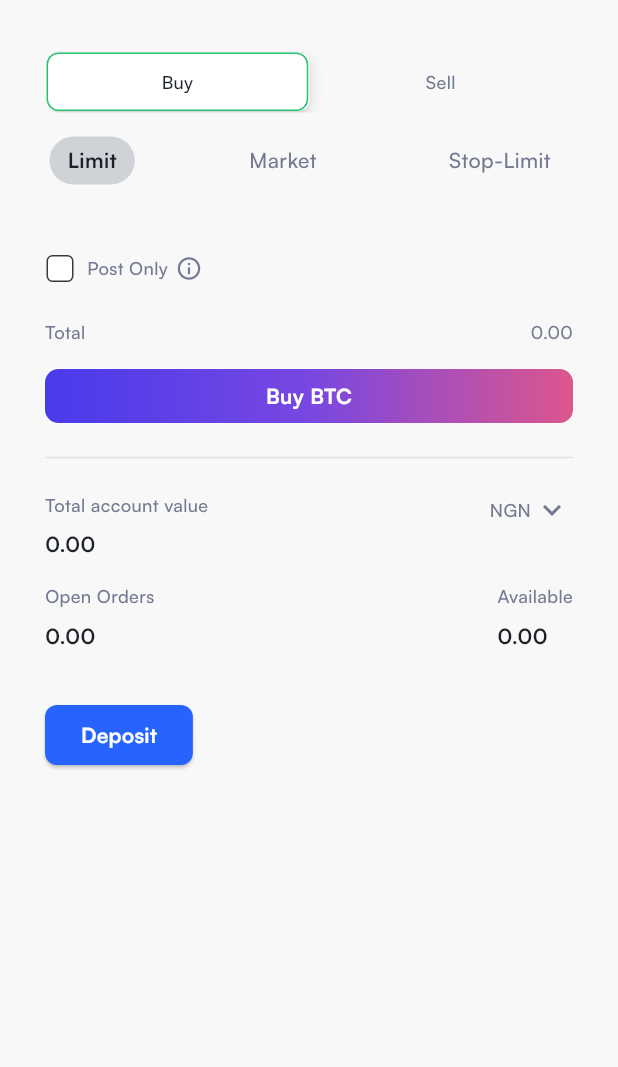
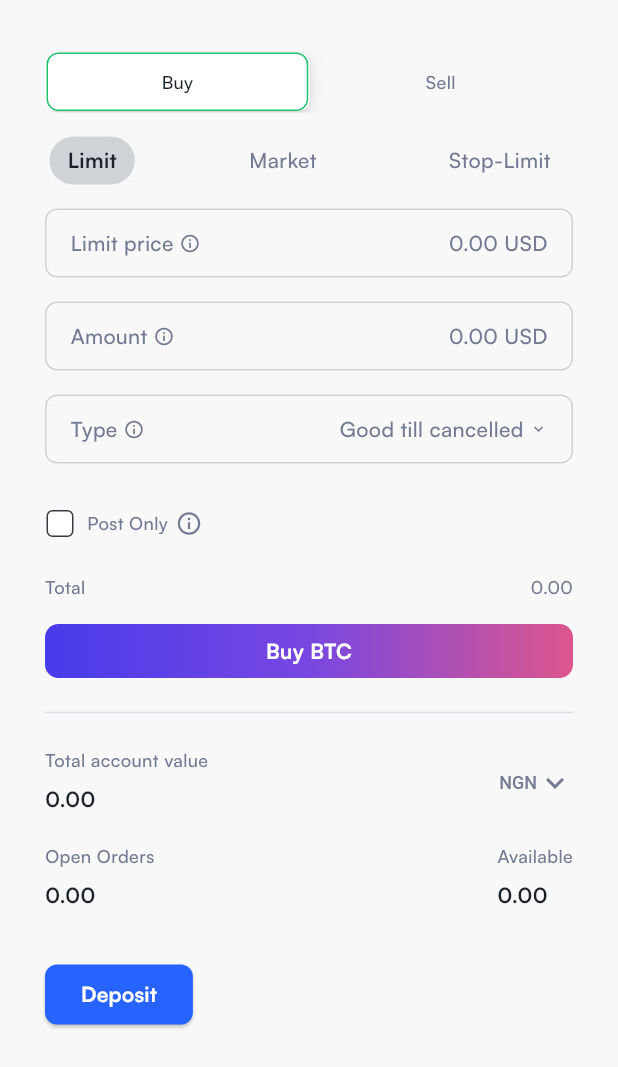
Before and after one commit to JustineUgo/roq_phus, a Flutter app: the OrderBottomSheet widget shown alone on an empty page, opened directly, on a phone screen of 412 x 824 dp. Shown: the top 1067 px of the screen. Run offline on Flutter 3.47's test engine with Material 3 defaults, Android fonts, the phone set to English and light mode, and no system bars; our stand-ins replace flutter_svg.

Commit message:
ui: complete order bottomsheet

```diff
--- a/lib/src/widgets/order_bottomsheet.dart
+++ b/lib/src/widgets/order_bottomsheet.dart
@@ -1,6 +1,7 @@
 import 'package:flutter/cupertino.dart';
 import 'package:flutter/material.dart';
 import 'package:sisyphus/theme/theme.dart';
+import 'package:sisyphus/util/extensions.dart';
 
 class OrderBottomSheet extends StatefulWidget {
   const OrderBottomSheet({super.key});
@@ -12,6 +13,7 @@ class OrderBottomSheet extends StatefulWidget {
 class _OrderBottomSheetState extends State<OrderBottomSheet> {
   int selectedValue = 0;
   String activeOption = 'Limit';
+  String currency = 'NGN';
 
   @override
   Widget build(BuildContext context) {
@@ -122,7 +124,9 @@ class _OrderBottomSheetState extends State<OrderBottomSheet> {
               }).toList(),
             ),
             const SizedBox(height: 16),
-            const SizedBox(height: 16),
+            const OrderField(title: 'Limit price'),
+            const OrderField(title: 'Amount'),
+            const OrderField(title: 'Type', trailing: 'Good till cancelled'),
             Row(
               children: [
                 SizedBox(
@@ -172,7 +176,9 @@ class _OrderBottomSheetState extends State<OrderBottomSheet> {
               ],
             ),
             const SizedBox(height: 16),
-            Container(
+            InkWell(
+              onTap: () => Navigator.of(context).pop(),
+              child: Container(
                 width: double.infinity,
                 padding: const EdgeInsets.symmetric(vertical: 8.0),
                 decoration: BoxDecoration(
@@ -191,6 +197,7 @@ class _OrderBottomSheetState extends State<OrderBottomSheet> {
                           color: AppTheme.getTheme.white,
                           fontSize: 14,
                           fontWeight: FontWeight.w700)),
+                ),
               ),
             ),
             const SizedBox(height: 15),
@@ -223,18 +230,28 @@ class _OrderBottomSheetState extends State<OrderBottomSheet> {
                 Column(crossAxisAlignment: CrossAxisAlignment.start, children: [
                   Row(
                     children: [
-                      Text(
-                        'NGN',
+                      DropdownButton<String>(
+                        value: currency,
                         style: TextStyle(
                             fontSize: 12,
                             fontWeight: FontWeight.w500,
                             color: AppTheme.getTheme.iconColor),
-                      ),
-                      Padding(
-                        padding: const EdgeInsets.symmetric(horizontal: 2),
-                        child: Icon(Icons.expand_more,
+                        underline: const SizedBox.shrink(),
+                        icon: Icon(Icons.expand_more,
                             color: AppTheme.getTheme.iconColor),
-                      ),
+                        items:
+                            <String>['NGN', 'GHC', 'USD'].map((String value) {
+                          return DropdownMenuItem<String>(
+                            value: value,
+                            child: Text(value),
+                          );
+                        }).toList(),
+                        onChanged: (value) {
+                          setState(() {
+                            currency = value ?? 'NGN';
+                          });
+                        },
+                      )
                     ],
                   ),
                 ])
@@ -289,7 +306,7 @@ class _OrderBottomSheetState extends State<OrderBottomSheet> {
             ),
             const SizedBox(height: 32),
             ElevatedButton(
-              onPressed: () {},
+              onPressed: () => Navigator.of(context).pop(),
               style: ButtonStyle(
                   shape: WidgetStatePropertyAll(RoundedRectangleBorder(
                       borderRadius: BorderRadius.circular(8))),
@@ -308,3 +325,69 @@ class _OrderBottomSheetState extends State<OrderBottomSheet> {
     );
   }
 }
+
+class OrderField extends StatelessWidget {
+  const OrderField({
+    super.key,
+    required this.title,
+    this.trailing,
+  });
+  final String title;
+  final String? trailing;
+  @override
+  Widget build(BuildContext context) {
+    return Container(
+      margin: const EdgeInsets.only(bottom: 16),
+      padding: const EdgeInsets.symmetric(horizontal: 16, vertical: 12),
+      decoration: BoxDecoration(
+        border: Border.all(
+          color: context.isDarkMode
+              ? AppTheme.getTheme.borderColor
+              : AppTheme.getTheme.borderColor.withOpacity(.2),
+        ),
+        borderRadius: BorderRadius.circular(8),
+      ),
+      child: Row(
+        mainAxisAlignment: MainAxisAlignment.spaceBetween,
+        children: [
+          Row(
+            children: [
+              Text(
+                '$title ',
+                style: TextStyle(
+                    color: AppTheme.getTheme.iconColor,
+                    fontSize: 14,
+                    fontWeight: FontWeight.w500),
+              ),
+              Icon(
+                Icons.info_outline,
+                color: AppTheme.getTheme.iconColor,
+                size: 14,
+              ),
+            ],
+          ),
+          Row(
+            children: [
+              Text(
+                trailing ?? '0.00 USD',
+                style: TextStyle(
+                    color: AppTheme.getTheme.iconColor,
+                    fontSize: 14,
+                    fontWeight: FontWeight.w500),
+              ),
+              if (trailing != null)
+                Padding(
+                  padding: const EdgeInsets.only(left: 4),
+                  child: Icon(
+                    Icons.expand_more,
+                    size: 12,
+                    color: AppTheme.getTheme.iconColor,
+                  ),
+                )
+            ],
+          ),
+        ],
+      ),
+    );
+  }
+}
```
Lines whose indentation alone changed are shown as unchanged.
